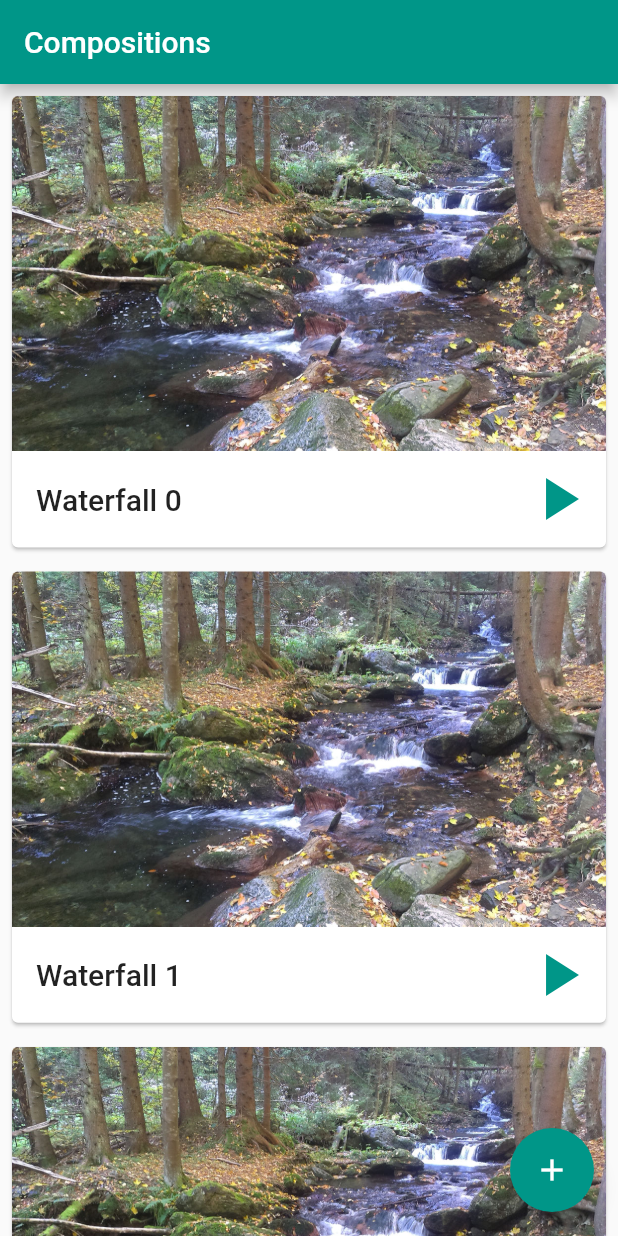
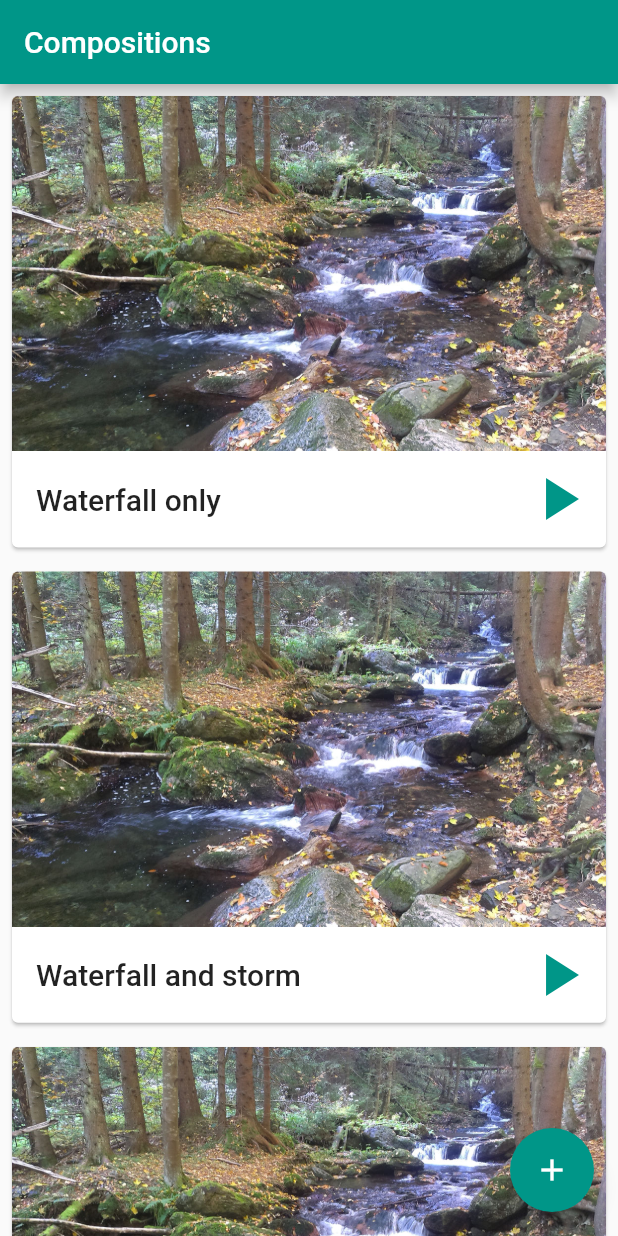
Before and after one commit to tom-novak/no-stress, a Flutter app: the screen it shows after launch, on a phone screen of 412 x 824 dp. Run offline on Flutter 3.47's test engine with Material 2 defaults, Android fonts, the phone set to English and light mode, and no system bars; our stand-ins replace assets_audio_player.

Commit message:
NS-9 #comment Composition player PoC implemented

```diff
--- a/lib/main.dart
+++ b/lib/main.dart
@@ -1,7 +1,8 @@
 import 'package:flutter/material.dart';
+import 'package:no_stress/model/model.dart';
+import 'package:no_stress/player/composition_player.dart';
+import 'package:no_stress/provider/composition_provider.dart';
 import 'package:no_stress/widget/composition_card.dart';
-
-import 'model/model.dart';
 
 void main() => runApp(MyApp());
 
@@ -13,33 +14,56 @@ class MyApp extends StatelessWidget {
       theme: ThemeData(
         primarySwatch: Colors.teal,
       ),
-      home: MyHomePage(title: 'Compositions'),
+      home: MyHomePage(
+        title: 'Compositions',
+        player: CompositionPlayer(),
+        compositionProvider: CompositionProvider(),
+      ),
     );
   }
 }
 
 class MyHomePage extends StatefulWidget {
-  MyHomePage({Key key, this.title}) : super(key: key);
+  MyHomePage(
+      {Key key,
+      this.title,
+      @required this.player,
+      @required this.compositionProvider})
+      : super(key: key);
 
   final String title;
+  final CompositionProvider compositionProvider;
+  final CompositionPlayer player;
 
   @override
   _MyHomePageState createState() => _MyHomePageState();
 }
 
 class _MyHomePageState extends State<MyHomePage> {
-  final items = List<Composition>.generate(
-      1000,
-      (i) => Composition.from('composition $i', 'Waterfall $i',
-          'images/stream.jpg', List<Track>()));
-  var actualPlayingId;
+  var _items;
+  var _actualPlayingId;
 
-  onPlayPressed(String compositionId) {
+  @override
+  void initState() {
+    _items = widget.compositionProvider.getAll();
+  }
+
+
+  @override
+  void dispose() {
+    widget.player.stop();
+    widget.player.dispose();
+  }
+
+  onPlayPressed(Composition composition) {
     setState(() {
-      if (actualPlayingId == compositionId) {
-        actualPlayingId = null;
+      if (_actualPlayingId == composition.id) {
+        _actualPlayingId = null;
+        widget.player.stop();
       } else {
-        actualPlayingId = compositionId;
+        _actualPlayingId = composition.id;
+        widget.player.composition = composition;
+        widget.player.playOrPause();
       }
     });
   }
@@ -51,13 +75,13 @@ class _MyHomePageState extends State<MyHomePage> {
         title: Text(widget.title),
       ),
       body: ListView.builder(
-          itemCount: items.length,
+          itemCount: _items.length,
           itemBuilder: (context, index) {
-            var item = items[index];
+            var item = _items[index];
             return CompositionCard(
               composition: item,
-              playing: item.id == actualPlayingId,
-              onIconPressed: () => onPlayPressed(item.id),
+              playing: item.id == _actualPlayingId,
+              onIconPressed: () => onPlayPressed(item),
             );
           }),
       floatingActionButton: FloatingActionButton(
--- a/lib/model/model.dart
+++ b/lib/model/model.dart
@@ -20,6 +20,9 @@ class Composition {
 }
 
 class Track {
+  static const VOLUME_MIN = 0;
+  static const VOLUME_MAX = 100;
+
   String _id;
   int _volume;
   Sound _sound;
@@ -36,14 +39,12 @@ class Track {
 }
 
 class Sound {
-  String _id;
-  String _title;
-  String _image;
-  String _url;
+  final String _id;
+  final String _title;
+  final String _image;
+  final String _url;
 
-  Sound();
-
-  Sound.from(this._id, this._title, this._image, this._url);
+  const Sound.from(this._id, this._title, this._image, this._url);
 
   String get id => _id;
 
--- /dev/null
+++ b/lib/provider/composition_provider.dart
@@ -0,0 +1,24 @@
+import 'package:no_stress/model/model.dart';
+import 'package:no_stress/provider/sound_provider.dart';
+
+class CompositionProvider {
+  final _items = <Composition>[
+    Composition.from(
+        'vneiw', 'Waterfall only', 'assets/images/stream.jpg', <Track>[
+      Track.from('track1', Track.VOLUME_MAX, SoundProvider.WATERFALL),
+    ]),
+    Composition.from(
+        'ntrn', 'Waterfall and storm', 'assets/images/stream.jpg', <Track>[
+      Track.from('track1', Track.VOLUME_MAX, SoundProvider.WATERFALL),
+      Track.from('track2', Track.VOLUME_MAX, SoundProvider.STORM),
+    ]),
+    Composition.from(
+        'vrwb', 'Campfire', 'assets/images/stream.jpg', <Track>[
+      Track.from('track1', Track.VOLUME_MAX, SoundProvider.CAMPFIRE),
+    ]),
+  ];
+
+  List<Composition> getAll() {
+    return _items;
+  }
+}
--- /dev/null
+++ b/lib/provider/sound_provider.dart
@@ -0,0 +1,12 @@
+import 'package:no_stress/model/model.dart';
+
+class SoundProvider {
+  static const CAMPFIRE = Sound.from('sound:campfire', 'Campfire',
+      'assets/images/stream.jpg', 'assets/sounds/campfire.mp3');
+  static const HEAVY_RAIN = Sound.from('sound:heavyrain', 'Heavy rain',
+      'assets/images/stream.jpg', 'assets/sounds/heavy_rain.mp3');
+  static const STORM = Sound.from('sound:storm', 'Storm',
+      'assets/images/stream.jpg', 'assets/sounds/storm.mp3');
+  static const WATERFALL = Sound.from('sound:waterfall', 'Waterfall',
+      'assets/images/stream.jpg', 'assets/sounds/waterfall.mp3');
+}
--- a/pubspec.yaml
+++ b/pubspec.yaml
@@ -23,6 +23,7 @@ dependencies:
   # The following adds the Cupertino Icons font to your application.
   # Use with the CupertinoIcons class for iOS style icons.
   cupertino_icons: ^0.1.2
+  assets_audio_player: ^1.2.3
 
 dev_dependencies:
   flutter_test:
@@ -45,7 +46,8 @@ flutter:
   #  - images/a_dot_burr.jpeg
   #  - images/a_dot_ham.jpeg
   assets:
-    - images/stream.jpg
+    - assets/images/
+    - assets/sounds/
 
   # An image asset can refer to one or more resolution-specific "variants", see
   # https://flutter.dev/assets-and-images/#resolution-aware.
```
Also changed, not shown: lib/player/composition_player.dart (added, +31 -0 lines), assets/images/stream.jpg (renamed from images/stream.jpg), pubspec.lock, 4 other files.
